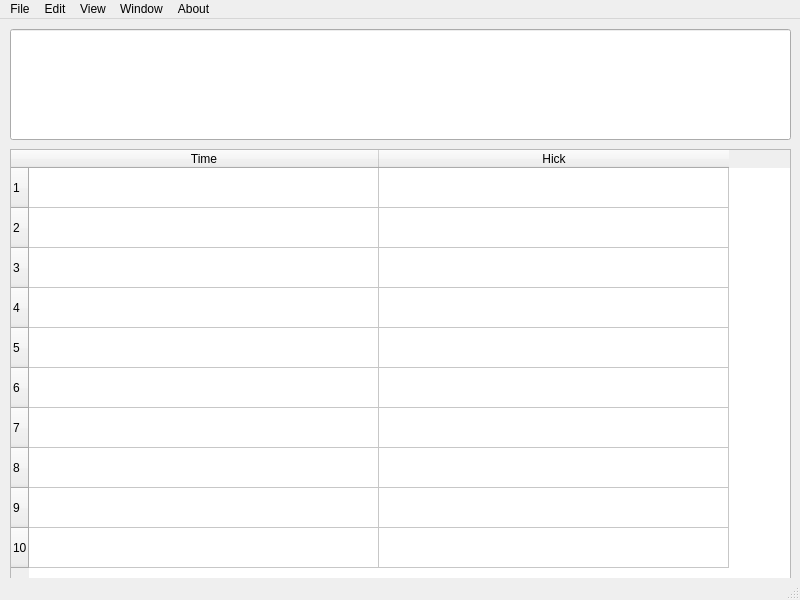
First picture: the form in src/mainwindow.ui, repository nKadykov/interactive_systems_4, before the edit.
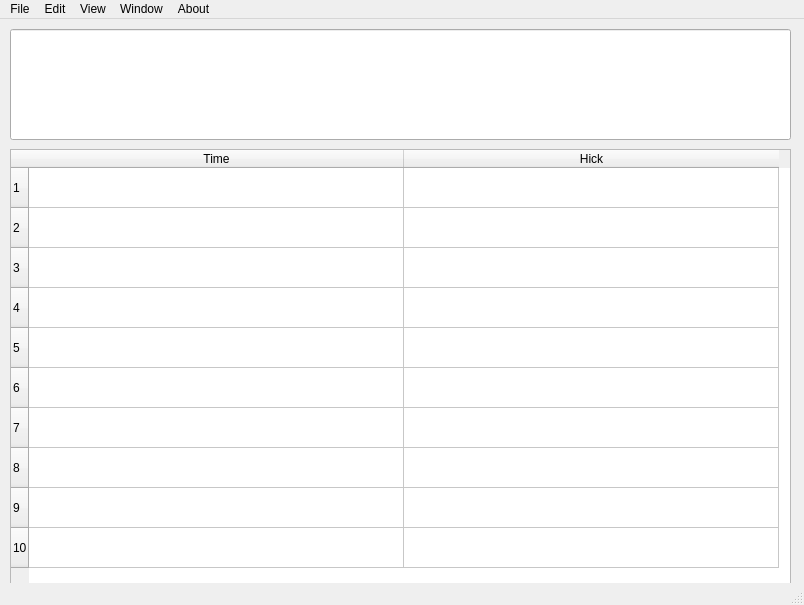
Second picture: the form after the edit.

Patch:
```diff
--- a/src/mainwindow.ui
+++ b/src/mainwindow.ui
@@ -6,8 +6,8 @@
    <rect>
     <x>0</x>
     <y>0</y>
-    <width>800</width>
-    <height>600</height>
+    <width>804</width>
+    <height>605</height>
    </rect>
   </property>
   <property name="windowTitle">
@@ -25,6 +25,9 @@
     </property>
    </widget>
    <widget class="QTableWidget" name="table_widget">
+    <property name="enabled">
+     <bool>true</bool>
+    </property>
     <property name="geometry">
      <rect>
       <x>10</x>
@@ -37,13 +40,13 @@
      <number>350</number>
     </attribute>
     <attribute name="horizontalHeaderDefaultSectionSize">
-     <number>100</number>
+     <number>375</number>
     </attribute>
     <attribute name="verticalHeaderMinimumSectionSize">
      <number>40</number>
     </attribute>
     <attribute name="verticalHeaderDefaultSectionSize">
-     <number>30</number>
+     <number>40</number>
     </attribute>
     <row/>
     <row/>
@@ -72,7 +75,7 @@
     <rect>
      <x>0</x>
      <y>0</y>
-     <width>800</width>
+     <width>804</width>
      <height>22</height>
     </rect>
    </property>
```
